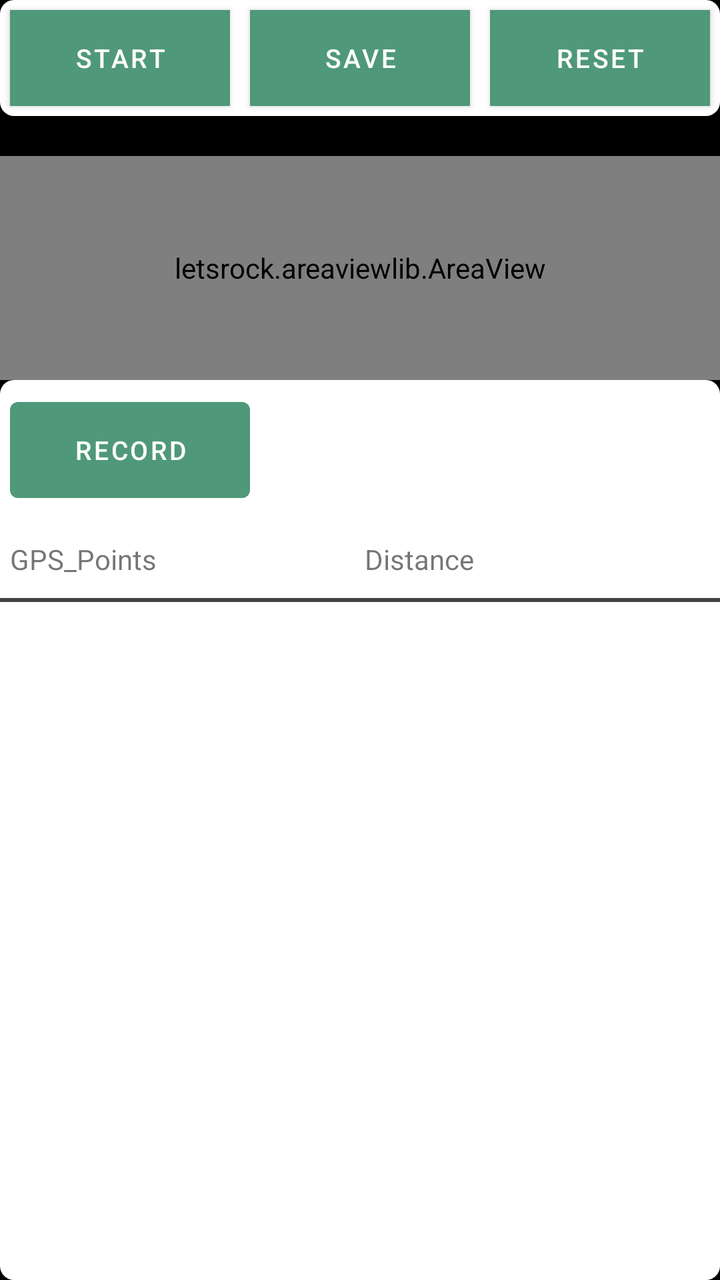
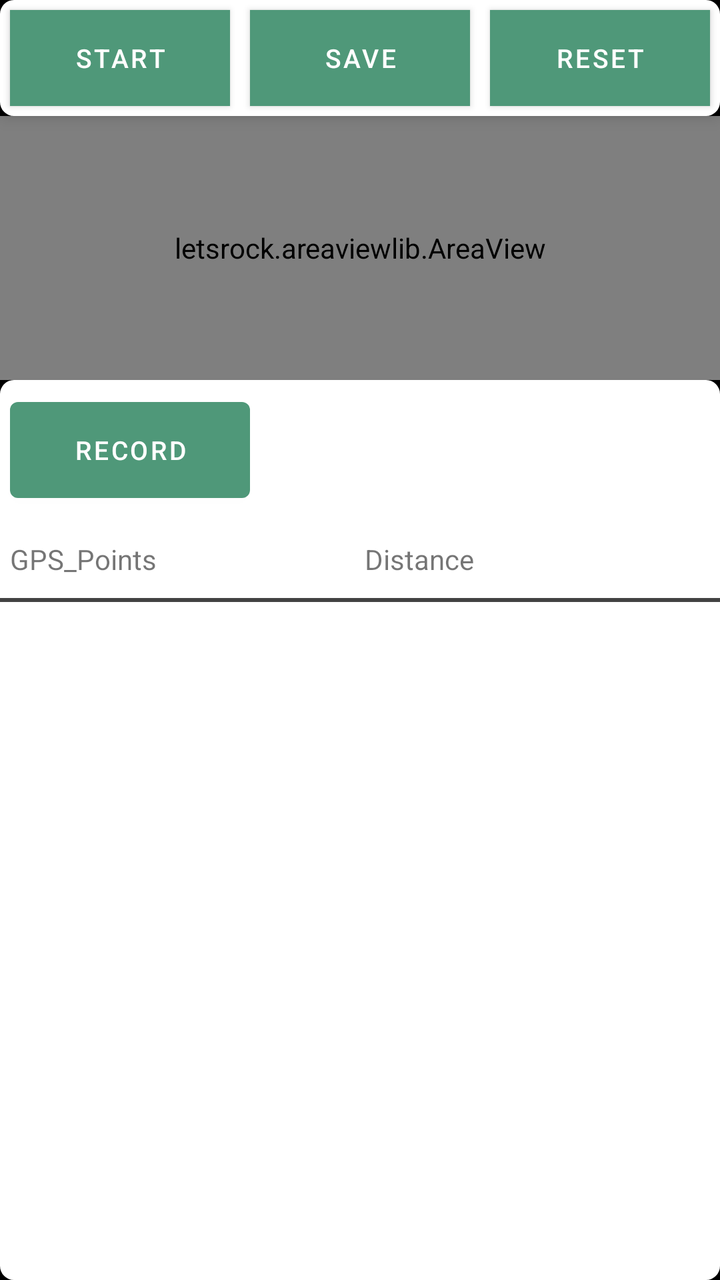

The first picture is an Android layout as it rendered before a commit; the second is the same layout after the commit. The layout source and the unified diff follow.
<!-- AndroidManifest.xml: application theme Theme.Trst01SupplyChain -->
<!-- res/layout/activity_field_calculator.xml -->
<?xml version="1.0" encoding="utf-8"?>
<RelativeLayout xmlns:android="http://schemas.android.com/apk/res/android"
    xmlns:app="http://schemas.android.com/apk/res-auto"
    xmlns:tools="http://schemas.android.com/tools"
    android:layout_width="match_parent"
    android:layout_height="match_parent"
    android:background="@color/black"
    tools:context=".activity.FieldCalculatorActivity">

    <LinearLayout
        android:id="@+id/btnPannel"
        android:layout_width="match_parent"
        android:layout_height="wrap_content"
        android:background="@drawable/bg_ui_white_box"
        android:elevation="5dp">


        <Button
            android:id="@+id/startBtn"
            android:layout_width="match_parent"
            android:layout_height="wrap_content"
            android:layout_centerHorizontal="true"
            android:layout_margin="5dp"
            android:layout_weight="1"
            android:background="@color/Orange"
            android:text="START"
            android:textSize="13sp" />


        <Button
            android:id="@+id/saveBtn"
            android:layout_width="match_parent"
            android:layout_height="wrap_content"
            android:layout_centerHorizontal="true"
            android:layout_margin="5dp"
            android:layout_weight="1"
            android:background="@color/Orange"
            android:text="Save"
            android:textSize="13sp" />

        <Button
            android:id="@+id/reset"
            android:layout_width="match_parent"
            android:layout_height="wrap_content"
            android:layout_centerHorizontal="true"
            android:layout_margin="5dp"
            android:layout_weight="1"
            android:background="@color/Orange"
            android:text="Reset"
            android:textSize="13sp" />

    </LinearLayout>

    <letsrock.areaviewlib.AreaView
        android:id="@+id/measureView"
        android:layout_width="match_parent"
        android:layout_height="match_parent"
        android:layout_above="@+id/recordCoOrdinates"
        android:layout_below="@+id/btnPannel"
        android:layout_marginTop="20dp"
        android:keepScreenOn="true" />

    <LinearLayout
        android:id="@+id/recordCoOrdinates"
        android:layout_width="match_parent"
        android:layout_height="450dp"
        android:layout_alignParentBottom="true"
        android:background="@drawable/bg_ui_white_box"
        android:orientation="vertical">

        <LinearLayout
            android:layout_width="match_parent"
            android:layout_height="wrap_content"
            android:orientation="horizontal">

            <Button
                android:id="@+id/recordBtn"
                android:layout_width="120dp"
                android:layout_height="60dp"
                android:layout_margin="5dp"
                android:text="Record"
                android:textSize="13sp" />


            <LinearLayout
                android:layout_width="match_parent"
                android:layout_height="wrap_content"
                android:orientation="horizontal">

                <TextView
                    android:id="@+id/latitude"
                    android:layout_width="wrap_content"
                    android:layout_height="wrap_content"
                    android:layout_marginLeft="25dp"
                    android:layout_marginTop="20dp"
                    android:gravity="center_vertical"
                    android:text="" />


            </LinearLayout>


        </LinearLayout>


        <LinearLayout
            android:id="@+id/bdRLplotdetails"
            android:layout_width="match_parent"
            android:layout_height="wrap_content"
            android:layout_below="@+id/tvtitleplotdetails"
            android:layout_marginTop="10dp"
            android:orientation="horizontal"
            android:paddingLeft="5dp">

            <TextView
                android:id="@+id/tvtitleplotid"
                android:layout_width="0dp"
                android:layout_height="wrap_content"
                android:layout_weight="1"
                android:text="GPS_Points" />


            <TextView
                android:id="@+id/tvplotarea"
                android:layout_width="0dp"
                android:layout_height="wrap_content"
                android:layout_toRightOf="@+id/tvplotlandmark"
                android:layout_weight="1"
                android:text="Distance" />

        </LinearLayout>

        <View
            android:layout_width="match_parent"
            android:layout_height="2dp"
            android:layout_marginTop="10dp"
            android:background="@color/colorPrimary" />

        <androidx.recyclerview.widget.RecyclerView
            android:id="@+id/gpsRecords"
            android:layout_width="match_parent"
            android:layout_height="match_parent"
            android:layout_marginTop="20dp"
            android:divider="@color/colorGreyLight"
            android:dividerHeight="1px" />

    </LinearLayout>

</RelativeLayout>
<!-- resources referenced by this layout -->
<resources>
  <color name="Orange">#508850</color>
  <color name="black">#FF000000</color>
  <color name="colorGreyLight">#9e9e9e</color>
  <color name="colorPrimary">#424242</color>
  <!-- drawable bg_ui_white_box (drawable) -->
  <?xml version="1.0" encoding="utf-8"?>
  <shape android:shape="rectangle"
      xmlns:android="http://schemas.android.com/apk/res/android">
      <solid android:color="@color/white"/>
      <corners android:radius="7dp"/>
  </shape>
  <style name="Theme.Trst01SupplyChain" parent="Theme.MaterialComponents.Light.NoActionBar">
  
          Screenshot 2023-09-13 171658.png        
          <item name="colorPrimary">@color/lyt_green</item>
          <item name="colorPrimaryVariant">@color/lyt_green</item>
  
  
          <item name="colorOnPrimary">@color/white</item>
          
          <item name="colorSecondary">@color/teal_200</item>
          <item name="colorSecondaryVariant">@color/teal_700</item>
          <item name="colorOnSecondary">@color/black</item>
          
          <item name="android:statusBarColor">?attr/colorPrimaryVariant</item>
          
      </style>
  <color name="white">#FFFFFFFF</color>
  <color name="lyt_green">#4F9879</color>
  <color name="teal_200">#FF03DAC5</color>
  <color name="teal_700">#FF018786</color>
</resources>

<!-- the commit's change to res/layout/activity_field_calculator.xml (unified diff, before → after) -->
@@ -57,7 +57,6 @@
         android:layout_height="match_parent"
         android:layout_above="@+id/recordCoOrdinates"
         android:layout_below="@+id/btnPannel"
-        android:layout_marginTop="20dp"
         android:keepScreenOn="true" />
 
     <LinearLayout
